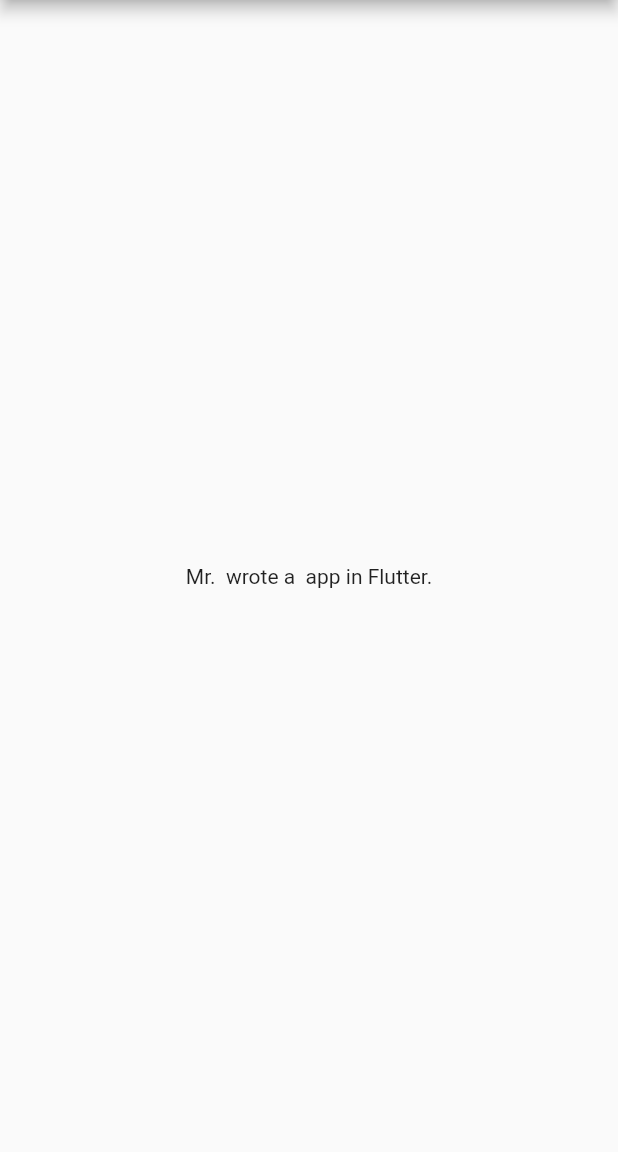
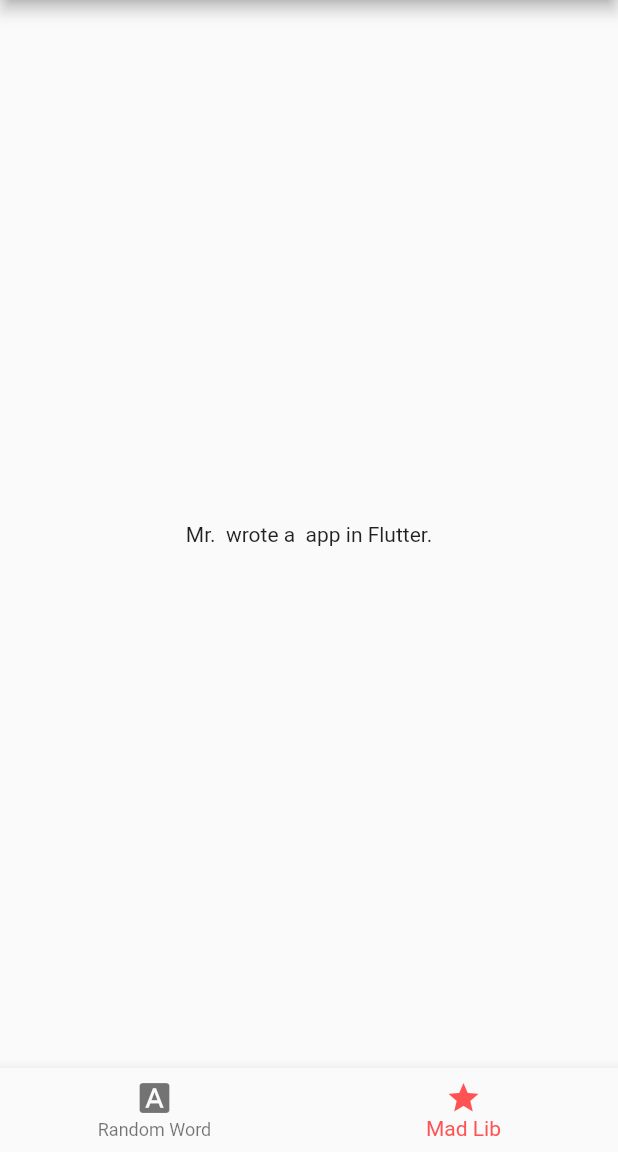
Before and after one commit to dylan-cm/tut.word.game.flutter.app, a Flutter app: the screen it shows after launch, on a phone screen of 412 x 824 dp, the part 84-1236 px from its top. Run offline on Flutter 3.47's test engine with Material 2 defaults, Android fonts, the phone set to English and light mode, and no system bars; missing offline and left inert: random_words.

Commit message:
added nav bar for easier navigation between features

```diff
--- a/lib/src/app.dart
+++ b/lib/src/app.dart
@@ -1,13 +1,45 @@
 import 'package:flutter/material.dart';
+import 'screens/mad_lib.dart';
 import 'screens/random_noun.dart';
-import 'screens/mad_lib.dart';
 
-class App extends StatelessWidget {
+class App extends StatefulWidget {
+ App({Key key}) : super(key: key);
+
+ @override
+ _AppState createState() => _AppState();
+}
+
+class _AppState extends State<App> {
+  int _selectedIndex = 1;
+  final _widgetOptions = [
+    RandomNoun(),
+    MadLib(),
+  ];
+
   Widget build (BuildContext context){
     return MaterialApp(
       title: 'Word Game',
       theme: ThemeData(primarySwatch: Colors.red),
-      home: MadLib(),
+      home: Scaffold(
+        body: Center(
+          child: _widgetOptions.elementAt(_selectedIndex),
+        ),
+        bottomNavigationBar: BottomNavigationBar(
+          items: <BottomNavigationBarItem>[
+            BottomNavigationBarItem(icon: Icon(Icons.font_download), title: Text('Random Word')),
+            BottomNavigationBarItem(icon: Icon(Icons.star), title: Text('Mad Lib')),
+          ],
+          currentIndex: _selectedIndex,
+          fixedColor: Colors.redAccent,
+          onTap: _onItemTapped,
+        ),
+      ),
     );
   }
+
+  void _onItemTapped(int index){
+    setState(() {
+      _selectedIndex = index;
+    });
+  }
 }
```
